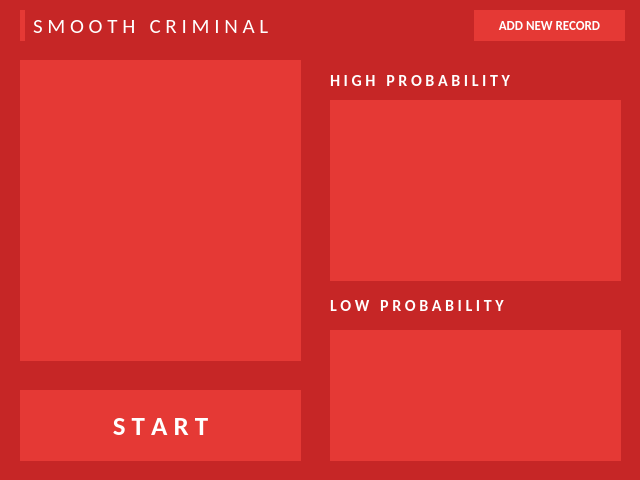
First picture: the form in interface/mainwindow.ui, repository elnasdgreat/criminal-face-recognition-tensorflow, before the edit.
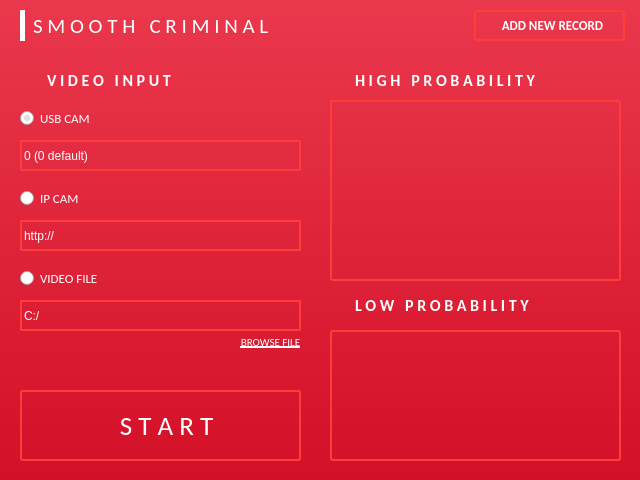
Second picture: the form after the edit. Icons and pictures are not drawn.

```diff
--- a/interface/mainwindow.ui
+++ b/interface/mainwindow.ui
@@ -27,7 +27,7 @@
    </property>
    <property name="styleSheet">
     <string notr="true">.QWidget {
-	background-color: #c62626
+	background-color: qlineargradient(spread:pad, x1:0, y1:1, x2:0, y2:0, stop:0 rgba(211, 16, 39, 255), stop:1 rgba(234, 56, 77, 255));
 }</string>
    </property>
    <widget class="QLabel" name="appName">
@@ -43,6 +43,7 @@
      <font>
       <family>Calibri</family>
       <pointsize>16</pointsize>
+      <underline>false</underline>
       <stylestrategy>PreferAntialias</stylestrategy>
       <kerning>true</kerning>
      </font>
@@ -81,9 +82,11 @@
     </property>
     <property name="styleSheet">
      <string notr="true">.QPushButton {
-	border: none;
+	border: 2px solid #ff3b3b;
+	border-radius: 3px;
 	color: #fff;
-	background-color: #e53935;
+	background-color: transparent;
+	
 }
 
 .QPushButton:pressed {
@@ -91,7 +94,17 @@
 }</string>
     </property>
     <property name="text">
-     <string>ADD NEW RECORD</string>
+     <string>  ADD NEW RECORD</string>
+    </property>
+    <property name="icon">
+     <iconset>
+      <normaloff>icons/plus-white-symbol.png</normaloff>icons/plus-white-symbol.png</iconset>
+    </property>
+    <property name="iconSize">
+     <size>
+      <width>10</width>
+      <height>10</height>
+     </size>
     </property>
     <property name="flat">
      <bool>false</bool>
@@ -110,8 +123,8 @@
      <font>
       <family>Calibri</family>
       <pointsize>20</pointsize>
-      <weight>75</weight>
-      <bold>true</bold>
+      <weight>50</weight>
+      <bold>false</bold>
      </font>
     </property>
     <property name="cursor">
@@ -119,9 +132,11 @@
     </property>
     <property name="styleSheet">
      <string notr="true">.QPushButton {
-	border: none;
+	border: 2px solid #ff3b3b;
+	border-radius: 3px;
 	color: #fff;
-	background-color: #e53935;
+	background-color: transparent;
+	
 }
 
 .QPushButton:pressed {
@@ -129,31 +144,23 @@
 }</string>
     </property>
     <property name="text">
-     <string>S T A R T</string>
+     <string>  S T A R T</string>
     </property>
-   </widget>
-   <widget class="QLabel" name="label">
-    <property name="geometry">
-     <rect>
-      <x>20</x>
-      <y>60</y>
-      <width>281</width>
-      <height>301</height>
-     </rect>
+    <property name="icon">
+     <iconset>
+      <normaloff>icons/screenshot.png</normaloff>icons/screenshot.png</iconset>
     </property>
-    <property name="styleSheet">
-     <string notr="true">.QLabel {
-	background-color: #e53935;
-}</string>
-    </property>
-    <property name="text">
-     <string/>
+    <property name="iconSize">
+     <size>
+      <width>24</width>
+      <height>24</height>
+     </size>
     </property>
    </widget>
    <widget class="QLabel" name="highLabel">
     <property name="geometry">
      <rect>
-      <x>330</x>
+      <x>347</x>
       <y>60</y>
       <width>291</width>
       <height>41</height>
@@ -178,6 +185,9 @@
     <property name="scaledContents">
      <bool>false</bool>
     </property>
+    <property name="indent">
+     <number>8</number>
+    </property>
    </widget>
    <widget class="QListWidget" name="highList">
     <property name="geometry">
@@ -195,9 +205,10 @@
     </property>
     <property name="styleSheet">
      <string notr="true">.QListWidget {
-	border: none;
+	border: 2px solid #ff3b3b;
+	border-radius: 3px;
 	color: #fff;
-	background-color: #e53935;
+	background-color: transparent;
 }
 </string>
     </property>
@@ -234,7 +245,7 @@
     </property>
     <property name="styleSheet">
      <string notr="true">.QLabel {
-	background-color: #e53935;
+	background-color: #fff;
 }</string>
     </property>
     <property name="text">
@@ -244,7 +255,7 @@
    <widget class="QLabel" name="lowLabel">
     <property name="geometry">
      <rect>
-      <x>330</x>
+      <x>347</x>
       <y>290</y>
       <width>291</width>
       <height>31</height>
@@ -269,6 +280,9 @@
     <property name="scaledContents">
      <bool>false</bool>
     </property>
+    <property name="indent">
+     <number>8</number>
+    </property>
    </widget>
    <widget class="QListWidget" name="lowList">
     <property name="geometry">
@@ -286,9 +300,10 @@
     </property>
     <property name="styleSheet">
      <string notr="true">.QListWidget {
-	border: none;
+	border: 2px solid #ff3b3b;
+	border-radius: 3px;
 	color: #fff;
-	background-color: #e53935;
+	background-color: transparent;
 }
 </string>
     </property>
@@ -314,6 +329,355 @@
      <bool>false</bool>
     </property>
    </widget>
+   <widget class="QLabel" name="labelVidInput">
+    <property name="geometry">
+     <rect>
+      <x>47</x>
+      <y>60</y>
+      <width>201</width>
+      <height>41</height>
+     </rect>
+    </property>
+    <property name="font">
+     <font>
+      <family>Calibri</family>
+      <pointsize>12</pointsize>
+      <weight>75</weight>
+      <bold>true</bold>
+     </font>
+    </property>
+    <property name="styleSheet">
+     <string notr="true">.QLabel {
+	color: #fff;
+}</string>
+    </property>
+    <property name="text">
+     <string>V I D E O   I N P U T</string>
+    </property>
+    <property name="scaledContents">
+     <bool>false</bool>
+    </property>
+   </widget>
+   <widget class="QRadioButton" name="radUsbCam">
+    <property name="geometry">
+     <rect>
+      <x>20</x>
+      <y>110</y>
+      <width>131</width>
+      <height>17</height>
+     </rect>
+    </property>
+    <property name="font">
+     <font>
+      <family>Calibri</family>
+      <pointsize>10</pointsize>
+     </font>
+    </property>
+    <property name="cursor">
+     <cursorShape>PointingHandCursor</cursorShape>
+    </property>
+    <property name="styleSheet">
+     <string notr="true">QRadioButton {
+	color: #fff;
+}
+</string>
+    </property>
+    <property name="text">
+     <string>USB CAM</string>
+    </property>
+    <property name="iconSize">
+     <size>
+      <width>16</width>
+      <height>16</height>
+     </size>
+    </property>
+    <property name="checked">
+     <bool>true</bool>
+    </property>
+   </widget>
+   <widget class="QRadioButton" name="radIpCam">
+    <property name="geometry">
+     <rect>
+      <x>20</x>
+      <y>190</y>
+      <width>131</width>
+      <height>17</height>
+     </rect>
+    </property>
+    <property name="font">
+     <font>
+      <family>Calibri</family>
+      <pointsize>10</pointsize>
+     </font>
+    </property>
+    <property name="cursor">
+     <cursorShape>PointingHandCursor</cursorShape>
+    </property>
+    <property name="styleSheet">
+     <string notr="true">QRadioButton {
+	color: #fff;
+}
+</string>
+    </property>
+    <property name="text">
+     <string>IP CAM</string>
+    </property>
+   </widget>
+   <widget class="QRadioButton" name="radVidFile">
+    <property name="geometry">
+     <rect>
+      <x>20</x>
+      <y>270</y>
+      <width>131</width>
+      <height>17</height>
+     </rect>
+    </property>
+    <property name="font">
+     <font>
+      <family>Calibri</family>
+      <pointsize>10</pointsize>
+     </font>
+    </property>
+    <property name="cursor">
+     <cursorShape>PointingHandCursor</cursorShape>
+    </property>
+    <property name="styleSheet">
+     <string notr="true">QRadioButton {
+	color: #fff;
+}
+</string>
+    </property>
+    <property name="text">
+     <string>VIDEO FILE</string>
+    </property>
+   </widget>
+   <widget class="QSpinBox" name="spinBoxUsbCam">
+    <property name="enabled">
+     <bool>true</bool>
+    </property>
+    <property name="geometry">
+     <rect>
+      <x>20</x>
+      <y>140</y>
+      <width>281</width>
+      <height>31</height>
+     </rect>
+    </property>
+    <property name="toolTip">
+     <string>&lt;html&gt;&lt;head/&gt;&lt;body&gt;&lt;p&gt;Change this value if you have more than 1 camera connected via USB. 0 is the default value.&lt;/p&gt;&lt;/body&gt;&lt;/html&gt;</string>
+    </property>
+    <property name="layoutDirection">
+     <enum>Qt::LeftToRight</enum>
+    </property>
+    <property name="styleSheet">
+     <string notr="true">.QSpinBox {
+	color: #fff;
+	border: 2px solid #ff3b3b;
+	border-radius: 2px;
+	background-color: transparent;
+}</string>
+    </property>
+    <property name="suffix">
+     <string> (0 default)</string>
+    </property>
+    <property name="prefix">
+     <string/>
+    </property>
+   </widget>
+   <widget class="QLineEdit" name="lineIpCam">
+    <property name="geometry">
+     <rect>
+      <x>20</x>
+      <y>220</y>
+      <width>281</width>
+      <height>31</height>
+     </rect>
+    </property>
+    <property name="toolTip">
+     <string>&lt;html&gt;&lt;head/&gt;&lt;body&gt;&lt;p&gt;Enter this to the link of the IP Camera you want to use.&lt;/p&gt;&lt;/body&gt;&lt;/html&gt;</string>
+    </property>
+    <property name="styleSheet">
+     <string notr="true">.QLineEdit {
+	color: #fff;
+	border: 2px solid #ff3b3b;
+	border-radius: 2px;
+	background-color: transparent;
+}</string>
+    </property>
+    <property name="text">
+     <string>http://</string>
+    </property>
+    <property name="maxLength">
+     <number>32767</number>
+    </property>
+   </widget>
+   <widget class="QLineEdit" name="lineVidFile">
+    <property name="geometry">
+     <rect>
+      <x>20</x>
+      <y>300</y>
+      <width>281</width>
+      <height>31</height>
+     </rect>
+    </property>
+    <property name="toolTip">
+     <string>&lt;html&gt;&lt;head/&gt;&lt;body&gt;&lt;p&gt;Enter the path of the video file you want to use. Click the 'browse file' to locate the video.&lt;/p&gt;&lt;/body&gt;&lt;/html&gt;</string>
+    </property>
+    <property name="styleSheet">
+     <string notr="true">.QLineEdit {
+	color: #fff;
+	border: 2px solid #ff3b3b;
+	border-radius: 2px;
+	background-color: transparent;
+}</string>
+    </property>
+    <property name="text">
+     <string>C:/</string>
+    </property>
+   </widget>
+   <widget class="QPushButton" name="btnBrowseFile">
+    <property name="geometry">
+     <rect>
+      <x>240</x>
+      <y>330</y>
+      <width>61</width>
+      <height>23</height>
+     </rect>
+    </property>
+    <property name="font">
+     <font>
+      <family>Calibri</family>
+      <pointsize>8</pointsize>
+      <underline>true</underline>
+     </font>
+    </property>
+    <property name="cursor">
+     <cursorShape>PointingHandCursor</cursorShape>
+    </property>
+    <property name="styleSheet">
+     <string notr="true">.QPushButton {
+	border: none;
+	border-radius: 5px;
+	color: #fff;
+	background-color: transparent;
+}
+
+.QPushButton:pressed {
+	color: #820707;
+}
+</string>
+    </property>
+    <property name="text">
+     <string>BROWSE FILE</string>
+    </property>
+   </widget>
+   <widget class="QLabel" name="labelCaretUp">
+    <property name="geometry">
+     <rect>
+      <x>330</x>
+      <y>73</y>
+      <width>16</width>
+      <height>16</height>
+     </rect>
+    </property>
+    <property name="text">
+     <string/>
+    </property>
+    <property name="pixmap">
+     <pixmap>icons/caret-arrow-up.png</pixmap>
+    </property>
+    <property name="scaledContents">
+     <bool>true</bool>
+    </property>
+    <property name="margin">
+     <number>1</number>
+    </property>
+    <property name="indent">
+     <number>0</number>
+    </property>
+   </widget>
+   <widget class="QLabel" name="labelCaretDown">
+    <property name="geometry">
+     <rect>
+      <x>330</x>
+      <y>298</y>
+      <width>16</width>
+      <height>16</height>
+     </rect>
+    </property>
+    <property name="text">
+     <string/>
+    </property>
+    <property name="pixmap">
+     <pixmap>icons/caret-down.png</pixmap>
+    </property>
+    <property name="scaledContents">
+     <bool>true</bool>
+    </property>
+    <property name="margin">
+     <number>1</number>
+    </property>
+    <property name="indent">
+     <number>0</number>
+    </property>
+   </widget>
+   <widget class="QLabel" name="labelCamIco">
+    <property name="geometry">
+     <rect>
+      <x>20</x>
+      <y>73</y>
+      <width>16</width>
+      <height>16</height>
+     </rect>
+    </property>
+    <property name="font">
+     <font>
+      <family>Calibri</family>
+      <pointsize>12</pointsize>
+      <weight>75</weight>
+      <bold>true</bold>
+     </font>
+    </property>
+    <property name="styleSheet">
+     <string notr="true">.QLabel {
+	color: #fff;
+}</string>
+    </property>
+    <property name="text">
+     <string/>
+    </property>
+    <property name="pixmap">
+     <pixmap>icons/photo-camera.png</pixmap>
+    </property>
+    <property name="scaledContents">
+     <bool>true</bool>
+    </property>
+   </widget>
+   <widget class="QLabel" name="labelOpenFolder">
+    <property name="geometry">
+     <rect>
+      <x>222</x>
+      <y>336</y>
+      <width>12</width>
+      <height>12</height>
+     </rect>
+    </property>
+    <property name="sizePolicy">
+     <sizepolicy hsizetype="Minimum" vsizetype="Fixed">
+      <horstretch>0</horstretch>
+      <verstretch>0</verstretch>
+     </sizepolicy>
+    </property>
+    <property name="text">
+     <string/>
+    </property>
+    <property name="pixmap">
+     <pixmap>icons/open-folder.png</pixmap>
+    </property>
+    <property name="scaledContents">
+     <bool>true</bool>
+    </property>
+   </widget>
   </widget>
  </widget>
  <resources/>
```
Left out of the diff: 16 changed lines with no effect on the pictures.
